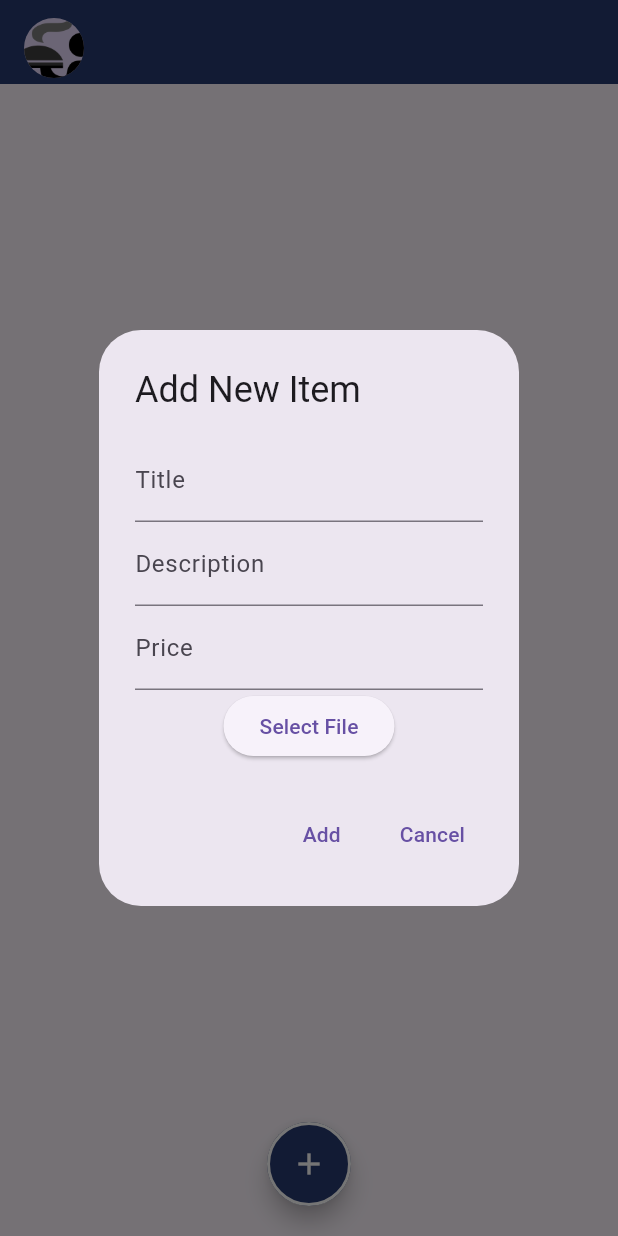
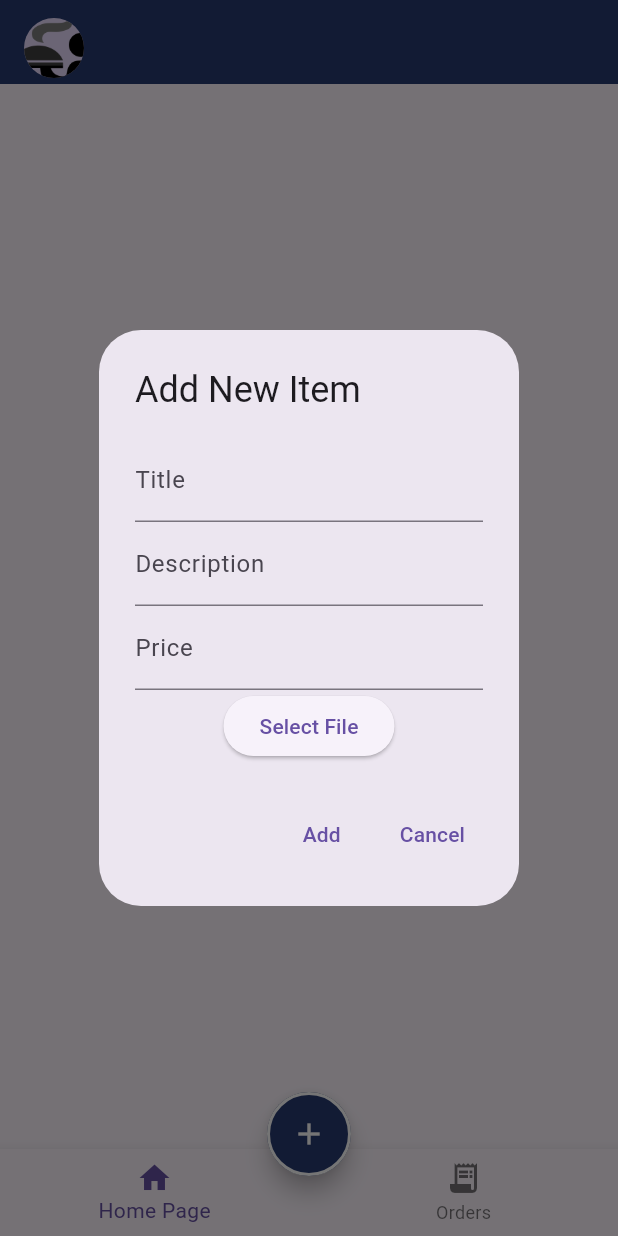
Before and after one commit to JanaviMahadik/khanawal_app, a Flutter app: the CookHomePage screen opened by its route, after a tap on the "add" icon, on a phone screen of 412 x 824 dp. Run offline on Flutter 3.47's test engine with Material 3 defaults, Android fonts, the phone set to English and light mode, and no system bars; our stand-ins replace cloud_firestore, file_picker, firebase_auth, firebase_core, firebase_storage, shared_preferences and 1 more; accounts and stored records are empty.

Commit message:
added a bottom navigation bar to cook and a dumy page for orders.

```diff
--- a/lib/cook_home_page.dart
+++ b/lib/cook_home_page.dart
@@ -20,6 +20,7 @@ class _CookHomePageState extends State<CookHomePage> {
   bool _isAccountsExpanded = false;
   String? _profilePhotoUrl;
   String? _displayName;
+  int _currentIndex = 0;
 
   Future<void> _signOut(BuildContext context) async {
     try {
@@ -276,6 +277,17 @@ class _CookHomePageState extends State<CookHomePage> {
     }
   }
 
+  void _onTabTapped(int index) {
+    setState(() {
+      _currentIndex = index;
+    });
+    if (index == 0) {
+      // on home page only
+    } else if (index == 1) {
+      Navigator.pushNamed(context, '/orders');
+    }
+  }
+
   @override
   Widget build(BuildContext context) {
     return Scaffold(
@@ -358,7 +370,22 @@ class _CookHomePageState extends State<CookHomePage> {
         ),
       ),
       floatingActionButtonLocation: FloatingActionButtonLocation.centerDocked,
-      drawer: Drawer(
+      bottomNavigationBar: BottomNavigationBar(
+        currentIndex: _currentIndex,
+        onTap: _onTabTapped,
+        items: const [
+          BottomNavigationBarItem(
+            icon: Icon(Icons.home),
+            label: 'Home Page',
+          ),
+          BottomNavigationBarItem(
+            icon: Icon(Icons.receipt_long),
+            label: 'Orders',
+          ),
+        ],
+      ),
+
+drawer: Drawer(
         backgroundColor: HexColor("#283B71"),
         child: Column(
           children: <Widget>[
--- a/lib/main.dart
+++ b/lib/main.dart
@@ -9,6 +9,7 @@ import 'package:cooking_app/customer_home_page.dart';
 import 'package:cooking_app/cook_home_page.dart';
 
 import 'cart_manager.dart';
+import 'orders_page.dart';
 
 Future<void> main() async {
   WidgetsFlutterBinding.ensureInitialized();
@@ -37,6 +38,7 @@ class MyApp extends StatelessWidget {
         "/register": (context) => const RegisterPage(),
         "/customer_home": (context) => const CustomerHomePage(),
         "/cook_home": (context) => const CookHomePage(),
+        '/orders': (context) => const OrdersPage(),
       },
     );
   }
```
Also changed, not shown: lib/orders_page.dart (added, +54 -0 lines).
